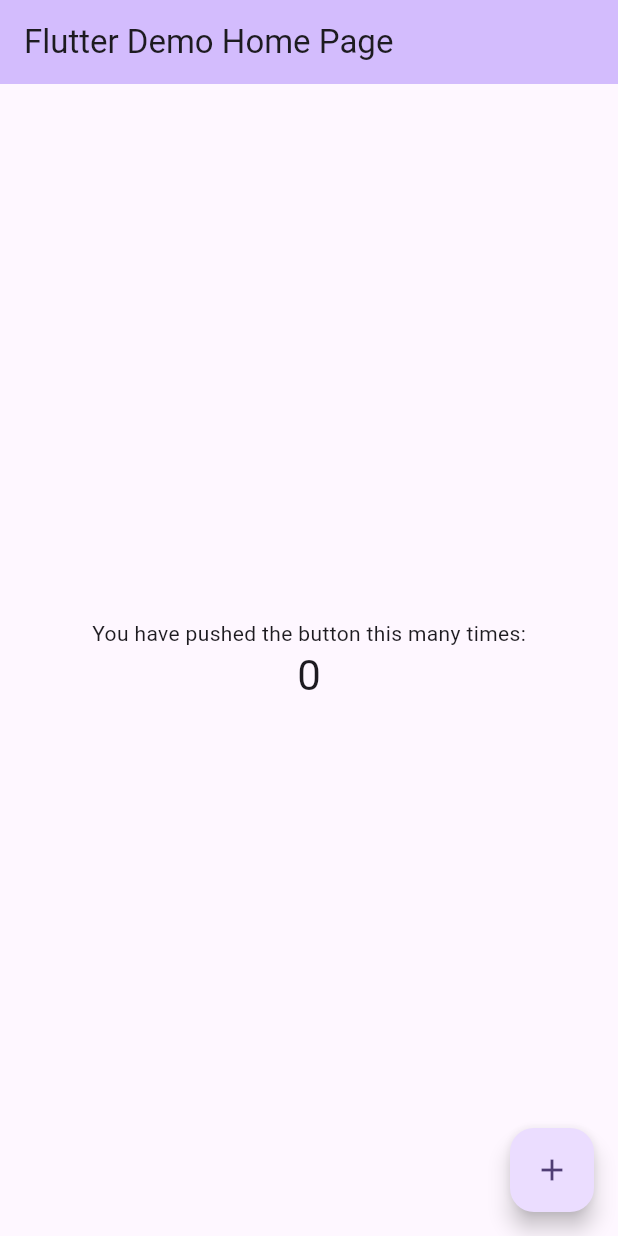
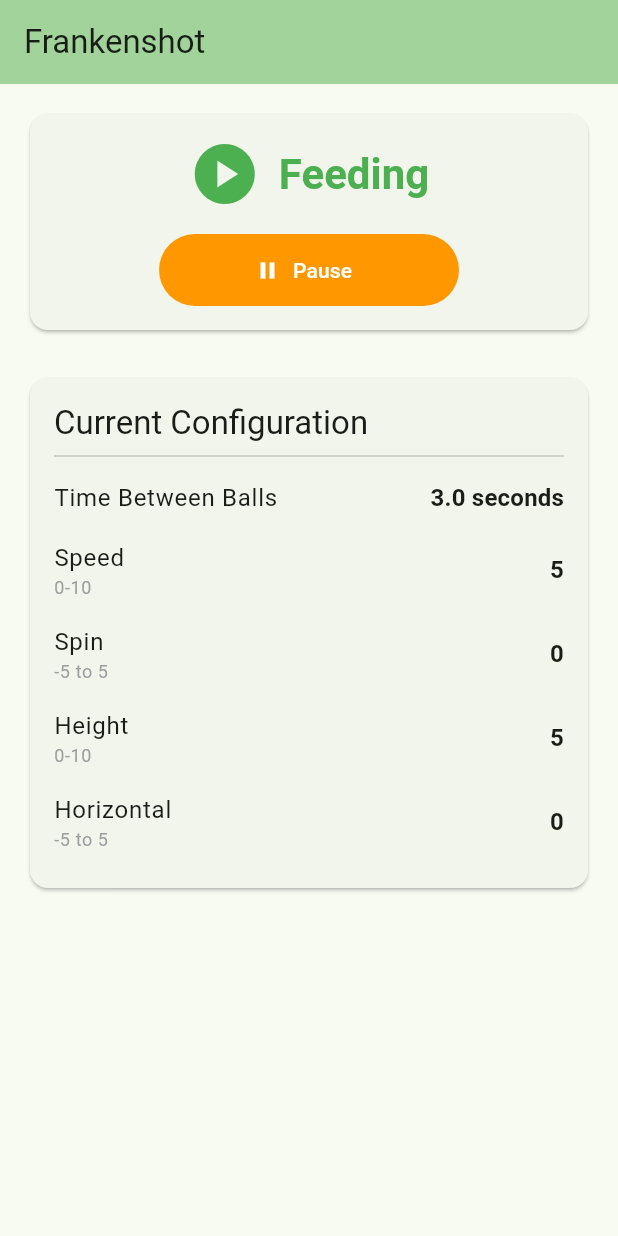
Before and after one commit to philippslang/frankenshot, a Flutter app: the screen it shows after launch, on a phone screen of 412 x 824 dp. Run offline on Flutter 3.47's test engine with Material 3 defaults, Android fonts, the light colour scheme and no system bars.

Commit message:
basic ui

```diff
--- a/app/frankenshot/lib/main.dart
+++ b/app/frankenshot/lib/main.dart
@@ -1,121 +1,197 @@
 import 'package:flutter/material.dart';
 
 void main() {
-  runApp(const MyApp());
+  runApp(const FrankenshotApp());
 }
 
-class MyApp extends StatelessWidget {
-  const MyApp({super.key});
+class FrankenshotApp extends StatelessWidget {
+  const FrankenshotApp({super.key});
 
-  // This widget is the root of your application.
   @override
   Widget build(BuildContext context) {
     return MaterialApp(
-      title: 'Flutter Demo',
+      title: 'Frankenshot',
       theme: ThemeData(
-        // This is the theme of your application.
-        //
-        // TRY THIS: Try running your application with "flutter run". You'll see
-        // the application has a purple toolbar. Then, without quitting the app,
-        // try changing the seedColor in the colorScheme below to Colors.green
-        // and then invoke "hot reload" (save your changes or press the "hot
-        // reload" button in a Flutter-supported IDE, or press "r" if you used
-        // the command line to start the app).
-        //
-        // Notice that the counter didn't reset back to zero; the application
-        // state is not lost during the reload. To reset the state, use hot
-        // restart instead.
-        //
-        // This works for code too, not just values: Most code changes can be
-        // tested with just a hot reload.
-        colorScheme: .fromSeed(seedColor: Colors.deepPurple),
+        colorScheme: ColorScheme.fromSeed(seedColor: Colors.green),
+        useMaterial3: true,
       ),
-      home: const MyHomePage(title: 'Flutter Demo Home Page'),
+      home: const MachineStatusScreen(),
     );
   }
 }
 
-class MyHomePage extends StatefulWidget {
-  const MyHomePage({super.key, required this.title});
+class MachineConfig {
+  final double timeBetweenBalls;
+  final int speed;
+  final int spin;
+  final int height;
+  final int horizontal;
 
-  // This widget is the home page of your application. It is stateful, meaning
-  // that it has a State object (defined below) that contains fields that affect
-  // how it looks.
+  const MachineConfig({
+    required this.timeBetweenBalls,
+    required this.speed,
+    required this.spin,
+    required this.height,
+    required this.horizontal,
+  });
+}
 
-  // This class is the configuration for the state. It holds the values (in this
-  // case the title) provided by the parent (in this case the App widget) and
-  // used by the build method of the State. Fields in a Widget subclass are
-  // always marked "final".
-
-  final String title;
+class MachineStatusScreen extends StatefulWidget {
+  const MachineStatusScreen({super.key});
 
   @override
-  State<MyHomePage> createState() => _MyHomePageState();
+  State<MachineStatusScreen> createState() => _MachineStatusScreenState();
 }
 
-class _MyHomePageState extends State<MyHomePage> {
-  int _counter = 0;
+class _MachineStatusScreenState extends State<MachineStatusScreen> {
+  bool _isFeeding = true;
 
-  void _incrementCounter() {
+  final MachineConfig _config = const MachineConfig(
+    timeBetweenBalls: 3.0,
+    speed: 5,
+    spin: 0,
+    height: 5,
+    horizontal: 0,
+  );
+
+  void _toggleFeeding() {
     setState(() {
-      // This call to setState tells the Flutter framework that something has
-      // changed in this State, which causes it to rerun the build method below
-      // so that the display can reflect the updated values. If we changed
-      // _counter without calling setState(), then the build method would not be
-      // called again, and so nothing would appear to happen.
-      _counter++;
+      _isFeeding = !_isFeeding;
     });
   }
 
   @override
   Widget build(BuildContext context) {
-    // This method is rerun every time setState is called, for instance as done
-    // by the _incrementCounter method above.
-    //
-    // The Flutter framework has been optimized to make rerunning build methods
-    // fast, so that you can just rebuild anything that needs updating rather
-    // than having to individually change instances of widgets.
     return Scaffold(
       appBar: AppBar(
-        // TRY THIS: Try changing the color here to a specific color (to
-        // Colors.amber, perhaps?) and trigger a hot reload to see the AppBar
-        // change color while the other colors stay the same.
         backgroundColor: Theme.of(context).colorScheme.inversePrimary,
-        // Here we take the value from the MyHomePage object that was created by
-        // the App.build method, and use it to set our appbar title.
-        title: Text(widget.title),
+        title: const Text('Frankenshot'),
       ),
-      body: Center(
-        // Center is a layout widget. It takes a single child and positions it
-        // in the middle of the parent.
+      body: SingleChildScrollView(
+        padding: const EdgeInsets.all(16.0),
         child: Column(
-          // Column is also a layout widget. It takes a list of children and
-          // arranges them vertically. By default, it sizes itself to fit its
-          // children horizontally, and tries to be as tall as its parent.
-          //
-          // Column has various properties to control how it sizes itself and
-          // how it positions its children. Here we use mainAxisAlignment to
-          // center the children vertically; the main axis here is the vertical
-          // axis because Columns are vertical (the cross axis would be
-          // horizontal).
-          //
-          // TRY THIS: Invoke "debug painting" (choose the "Toggle Debug Paint"
-          // action in the IDE, or press "p" in the console), to see the
-          // wireframe for each widget.
-          mainAxisAlignment: .center,
+          crossAxisAlignment: CrossAxisAlignment.stretch,
           children: [
-            const Text('You have pushed the button this many times:'),
-            Text(
-              '$_counter',
-              style: Theme.of(context).textTheme.headlineMedium,
+            _buildStatusCard(),
+            const SizedBox(height: 24),
+            _buildConfigCard(),
+          ],
+        ),
+      ),
+    );
+  }
+
+  Widget _buildStatusCard() {
+    return Card(
+      child: Padding(
+        padding: const EdgeInsets.all(16.0),
+        child: Column(
+          children: [
+            Row(
+              mainAxisAlignment: MainAxisAlignment.center,
+              children: [
+                Icon(
+                  _isFeeding ? Icons.play_circle : Icons.pause_circle,
+                  size: 48,
+                  color: _isFeeding ? Colors.green : Colors.orange,
+                ),
+                const SizedBox(width: 12),
+                Text(
+                  _isFeeding ? 'Feeding' : 'Paused',
+                  style: Theme.of(context).textTheme.headlineMedium?.copyWith(
+                        color: _isFeeding ? Colors.green : Colors.orange,
+                        fontWeight: FontWeight.bold,
+                      ),
+                ),
+              ],
+            ),
+            const SizedBox(height: 16),
+            FilledButton.icon(
+              onPressed: _toggleFeeding,
+              icon: Icon(_isFeeding ? Icons.pause : Icons.play_arrow),
+              label: Text(_isFeeding ? 'Pause' : 'Resume'),
+              style: FilledButton.styleFrom(
+                backgroundColor: _isFeeding ? Colors.orange : Colors.green,
+                minimumSize: const Size(200, 48),
+              ),
             ),
           ],
         ),
       ),
-      floatingActionButton: FloatingActionButton(
-        onPressed: _incrementCounter,
-        tooltip: 'Increment',
-        child: const Icon(Icons.add),
+    );
+  }
+
+  Widget _buildConfigCard() {
+    return Card(
+      child: Padding(
+        padding: const EdgeInsets.all(16.0),
+        child: Column(
+          crossAxisAlignment: CrossAxisAlignment.start,
+          children: [
+            Text(
+              'Current Configuration',
+              style: Theme.of(context).textTheme.titleLarge,
+            ),
+            const Divider(),
+            _buildConfigRow(
+              'Time Between Balls',
+              '${_config.timeBetweenBalls} seconds',
+            ),
+            _buildConfigRow(
+              'Speed',
+              '${_config.speed}',
+              range: '0-10',
+            ),
+            _buildConfigRow(
+              'Spin',
+              '${_config.spin}',
+              range: '-5 to 5',
+            ),
+            _buildConfigRow(
+              'Height',
+              '${_config.height}',
+              range: '0-10',
+            ),
+            _buildConfigRow(
+              'Horizontal',
+              '${_config.horizontal}',
+              range: '-5 to 5',
+            ),
+          ],
+        ),
+      ),
+    );
+  }
+
+  Widget _buildConfigRow(String label, String value, {String? range}) {
+    return Padding(
+      padding: const EdgeInsets.symmetric(vertical: 8.0),
+      child: Row(
+        mainAxisAlignment: MainAxisAlignment.spaceBetween,
+        children: [
+          Column(
+            crossAxisAlignment: CrossAxisAlignment.start,
+            children: [
+              Text(
+                label,
+                style: Theme.of(context).textTheme.bodyLarge,
+              ),
+              if (range != null)
+                Text(
+                  range,
+                  style: Theme.of(context).textTheme.bodySmall?.copyWith(
+                        color: Colors.grey,
+                      ),
+                ),
+            ],
+          ),
+          Text(
+            value,
+            style: Theme.of(context).textTheme.titleMedium?.copyWith(
+                  fontWeight: FontWeight.bold,
+                ),
+          ),
+        ],
       ),
     );
   }
```
Also changed, not shown: app/frankenshot/.claude/settings.local.json (added), 2 other files.
